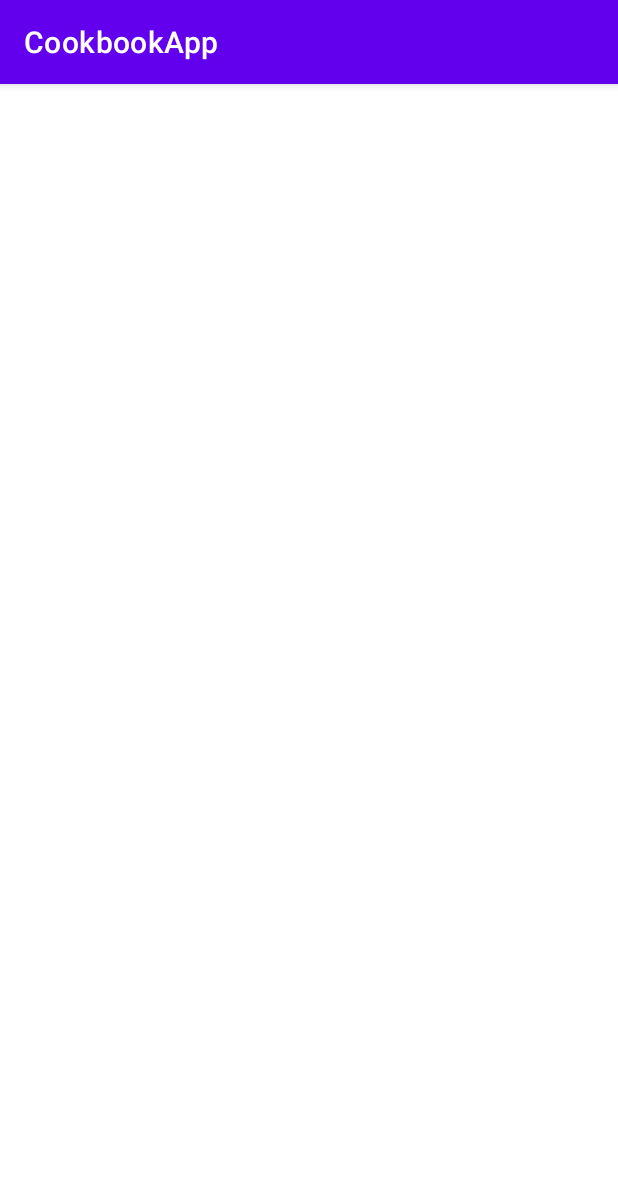
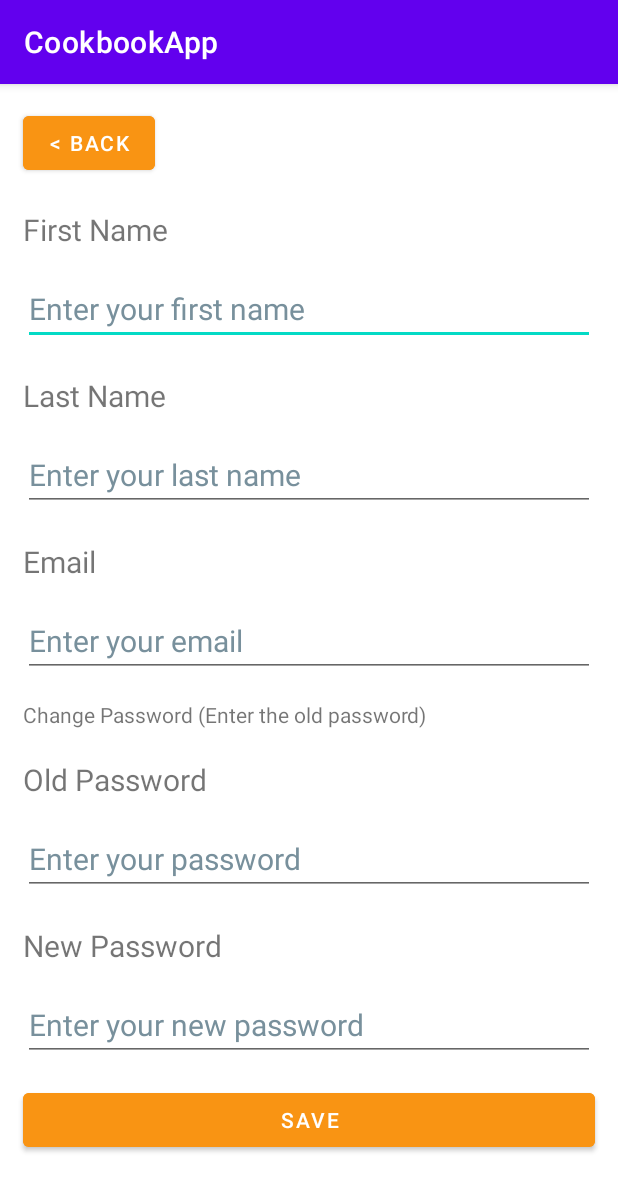
Before and after one commit to CWilliam001/CookbookApp, an Android app: the EditProfile screen opened directly, with no data from a screen before it, on a phone screen of 412 x 824 dp. Shown: the top 1191 px of the screen. Run offline under Robolectric (Android 15) with nearby library versions, the phone set to English and light mode, and no system bars; our stand-ins replace Firebase (no records; nobody signed in at launch, a user with empty details on screens opened directly).

Commit message:
Modify EditProfile.kt

```diff
--- a/app/src/main/AndroidManifest.xml
+++ b/app/src/main/AndroidManifest.xml
@@ -1,7 +1,7 @@
 <?xml version="1.0" encoding="utf-8"?>
 <manifest xmlns:android="http://schemas.android.com/apk/res/android"
     package="com.example.cookbookapp">
-
+    <uses-permission android:name="android.permission.INTERNET"/>
     <application
         android:allowBackup="true"
         android:icon="@mipmap/ic_launcher"
--- a/app/src/main/java/com/example/cookbookapp/account/CreateAccount.kt
+++ b/app/src/main/java/com/example/cookbookapp/account/CreateAccount.kt
@@ -84,8 +84,6 @@ class CreateAccount : AppCompatActivity() {
             val firebaseUser = firebaseAuth.currentUser
             val id = firebaseUser!!.uid
             val email = firebaseUser!!.email.toString()
-
-            val formatter = SimpleDateFormat("yyyy_MM_dd_HH_mm_ss", Locale.getDefault())
             val now = Date()
 
             val user = Users(id, email, firstName, lastName, password, now, "activate")
@@ -101,7 +99,4 @@ class CreateAccount : AppCompatActivity() {
                 Toast.makeText(this, "Sign up failed due to ${e.message}", Toast.LENGTH_SHORT).show()
             }
     }
-
-    private fun insertUser() {
-    }
 }
--- a/app/src/main/java/com/example/cookbookapp/account/EditProfile.kt
+++ b/app/src/main/java/com/example/cookbookapp/account/EditProfile.kt
@@ -1,17 +1,136 @@
 package com.example.cookbookapp.account
 
+import android.content.Context
+import android.content.Intent
 import androidx.appcompat.app.AppCompatActivity
 import android.os.Bundle
+import android.text.TextUtils
+import android.util.Log
+import android.util.Patterns
+import android.widget.Toast
+import com.example.cookbookapp.MainActivity
 import com.example.cookbookapp.R
 import com.example.cookbookapp.databinding.EditProfileBinding
+import com.example.cookbookapp.model.Users
+import com.google.firebase.auth.EmailAuthProvider
+import com.google.firebase.auth.FirebaseAuth
+import com.google.firebase.firestore.FirebaseFirestore
+import com.google.firebase.firestore.auth.User
+import com.google.firebase.ktx.Firebase
+import java.util.*
 
 class EditProfile : AppCompatActivity() {
 
     private lateinit var binding: EditProfileBinding
+    private lateinit var db: FirebaseFirestore
+    private lateinit var firebaseAuth: FirebaseAuth
+
+    private var firstName = ""
+    private var lastName = ""
+    private var email = ""
+    private var oldPassword = ""
+    private var password = ""
+    private var newPassword = ""
+    private var status = ""
+
 
     override fun onCreate(savedInstanceState: Bundle?) {
         super.onCreate(savedInstanceState)
         binding = EditProfileBinding.inflate(layoutInflater)
         setContentView(binding.root)
+
+        val sharedPreferences = getSharedPreferences("sharedUid", Context.MODE_PRIVATE)
+        val sharedUid = sharedPreferences.getString("StringUid", null)
+        db = FirebaseFirestore.getInstance()
+        firebaseAuth  = FirebaseAuth.getInstance()
+
+        var registerDate = Date()
+        var stringDate = ""
+
+        db.collection("User").whereEqualTo("id", sharedUid).get().addOnSuccessListener {
+            for (document in it) {
+                binding.editTextEditAccFirstName.setText(document.get("firstName").toString())
+                binding.editTextEditAccLastName.setText(document.get("lastName").toString())
+                binding.editTextEditAccEmail.setText(document.get("email").toString())
+                oldPassword = document.get("password").toString()
+                status = document.get("status").toString()
+            }
+        }
+
+
+
+        binding.buttonBackToViewProfile.setOnClickListener{
+            startActivity(Intent(this, ViewProfile::class.java))
+            finish()
+        }
+
+        binding.buttonSaveProfileChanges.setOnClickListener{
+            firstName = binding.editTextEditAccFirstName.text.toString().trim()
+            lastName = binding.editTextEditAccLastName.text.toString().trim()
+            email = binding.editTextEditAccEmail.text.toString().trim()
+            password = binding.editTextEditAccOldPassword.text.toString().trim()
+            newPassword = binding.editTextEditAccNewPassword.text.toString().trim()
+
+            if (TextUtils.isEmpty(firstName)) {
+                binding.editTextEditAccFirstName.error = "Please enter your first name"
+            } else if (TextUtils.isEmpty(lastName)) {
+                binding.editTextEditAccLastName.error = "Please enter your last name"
+            } else if (!Patterns.EMAIL_ADDRESS.matcher(email).matches()) {
+                binding.editTextEditAccEmail.error = "Invalid email format"
+            } else {
+                // All data is valid
+                // Check if the old password filed got any changes
+                var passwordChanges = checkPasswordChanges()
+                var pw = if (passwordChanges) password else oldPassword
+                val firebaseUser = firebaseAuth.currentUser
+                if (firebaseUser != null) {
+                    val credential = EmailAuthProvider.getCredential(email, pw)
+
+                    // Change email
+                    firebaseUser.reauthenticate(credential).addOnCompleteListener {
+                        if (it.isSuccessful) {
+                            if (passwordChanges) {
+                                // Change password
+                                firebaseUser!!.updatePassword(newPassword)
+                                    .addOnCompleteListener { task ->
+                                        if (task.isSuccessful) {
+                                            var user = Users(sharedUid.toString(), email, firstName, lastName, pw, registerDate, status)
+                                            db.collection("User").document("$sharedUid").set(user)
+                                            Toast.makeText(this, "User data has been modified", Toast.LENGTH_SHORT).show()
+                                        }
+                                    }
+                            } else {
+                                var user = Users(sharedUid.toString(), email, firstName, lastName, pw, registerDate, status)
+                                db.collection("User").document("$sharedUid").set(user)
+                                Toast.makeText(this, "User data has been modified", Toast.LENGTH_SHORT).show()
+                            }
+                        }
+                    }
+                    startActivity(Intent(this, MainActivity::class.java))
+                    finish()
+                } else {
+                    startActivity(Intent(this, MainActivity::class.java))
+                    finish()
+                }
+            }
+        }
+    }
+
+    private fun checkPasswordChanges() : Boolean {
+        password = binding.editTextEditAccOldPassword.text.toString().trim()
+        if (password == null){
+            // Theres no changes in old password field
+            return false
+        } else {
+            // Theres a changes in old password field
+            if (oldPassword != password) {
+                binding.editTextEditAccOldPassword.error = "The old password is not correct"
+            } else if (TextUtils.isEmpty(newPassword)) {
+                binding.editTextEditAccNewPassword.error = "Please enter new password"
+            } else if (newPassword.length < 8) {
+                binding.editTextEditAccNewPassword.error = "Password length must at least 8 characters long"
+            }
+        }
+        return true
     }
 }
--- a/app/src/main/res/layout/create_account.xml
+++ b/app/src/main/res/layout/create_account.xml
@@ -121,5 +121,4 @@
         </LinearLayout>
     </ScrollView>
 
-
 </LinearLayout>
--- a/app/src/main/res/layout/edit_profile.xml
+++ b/app/src/main/res/layout/edit_profile.xml
@@ -1,9 +1,108 @@
 <?xml version="1.0" encoding="utf-8"?>
-<androidx.constraintlayout.widget.ConstraintLayout xmlns:android="http://schemas.android.com/apk/res/android"
+<LinearLayout xmlns:android="http://schemas.android.com/apk/res/android"
     xmlns:app="http://schemas.android.com/apk/res-auto"
     xmlns:tools="http://schemas.android.com/tools"
     android:layout_width="match_parent"
     android:layout_height="match_parent"
+    android:orientation="vertical"
     tools:context=".account.EditProfile">
 
-</androidx.constraintlayout.widget.ConstraintLayout>
+    <ScrollView
+        android:layout_width="match_parent"
+        android:layout_height="match_parent">
+
+        <LinearLayout
+            android:layout_width="match_parent"
+            android:layout_height="wrap_content"
+            android:orientation="vertical" >
+
+            <Button
+                android:id="@+id/button_back_to_view_profile"
+                style="@style/theme_yellow_back_button"
+                android:layout_width="wrap_content"
+                android:layout_height="wrap_content"
+                android:text="@string/back"
+                tools:ignore="TextContrastCheck"
+                tools:layout_editor_absoluteX="131dp"
+                tools:layout_editor_absoluteY="14dp" />
+
+            <TextView
+                android:id="@+id/edit_first_name"
+                style="@style/textView"
+                android:text="@string/first_name" />
+
+            <EditText
+                android:id="@+id/editText_edit_acc_first_name"
+                style="@style/editText"
+                android:hint="@string/enter_your_first_name"
+                android:inputType="textPersonName"
+                android:autofillHints="" />
+
+            <TextView
+                android:id="@+id/textView_edit_last_name"
+                style="@style/textView"
+                android:text="@string/last_name" />
+
+            <EditText
+                android:id="@+id/editText_edit_acc_last_name"
+                style="@style/editText"
+                android:hint="@string/enter_your_last_name"
+                android:inputType="textPersonName"
+                android:autofillHints="" />
+
+            <TextView
+                android:id="@+id/textView_edit_email"
+                style="@style/textView"
+                android:text="@string/email" />
+
+            <EditText
+                android:id="@+id/editText_edit_acc_email"
+                style="@style/editText"
+                android:hint="@string/enter_your_email"
+                android:inputType="textEmailAddress"
+                android:autofillHints="" />
+
+            <TextView
+                android:id="@+id/textView_edit_password_text"
+                android:layout_width="match_parent"
+                android:layout_height="wrap_content"
+                android:layout_marginLeft="@dimen/textMarginX"
+                android:layout_marginTop="@dimen/textMarginY15"
+                android:layout_marginRight="@dimen/textMarginX"
+                android:text="@string/change_password_enter_the_old_password" />
+
+            <TextView
+                android:id="@+id/textView_old_password"
+                style="@style/textView"
+                android:text="@string/old_password" />
+
+            <EditText
+                android:id="@+id/editText_edit_acc_old_password"
+                style="@style/editText"
+                android:hint="@string/enter_your_password"
+                android:inputType="textPassword"
+                android:importantForAutofill="no" />
+
+            <TextView
+                android:id="@+id/textView_new_password"
+                style="@style/textView"
+                android:text="@string/new_password" />
+
+            <EditText
+                android:id="@+id/editText_edit_acc_new_password"
+                style="@style/editText"
+                android:hint="@string/enter_your_new_password"
+                android:inputType="textPassword"
+                android:importantForAutofill="no" />
+
+            <Button
+                android:id="@+id/button_save_profile_changes"
+                style="@style/theme_yellow_button"
+                android:layout_width="match_parent"
+                android:layout_height="wrap_content"
+                android:text="@string/save"
+                tools:ignore="TextContrastCheck" />
+
+        </LinearLayout>
+    </ScrollView>
+</LinearLayout>
--- a/app/src/main/res/values/strings.xml
+++ b/app/src/main/res/values/strings.xml
@@ -55,5 +55,11 @@
     <string name="enter_your_password_again">Enter your password again</string>
     <string name="re_enter_password">Re-enter Password</string>
     <string name="last_name">Last Name</string>
+    <string name="my_profile">My Profile</string>
+    <string name="enter_your_new_password">Enter your new password</string>
+    <string name="new_password">New Password</string>
+    <string name="old_password">Old Password</string>
+    <string name="save">Save</string>
+    <string name="change_password_enter_the_old_password">Change Password (Enter the old password)</string>
 
 </resources>
```
Also changed, not shown: app/src/main/java/com/example/cookbookapp/Dashboard.kt (+14 -1 lines), app/src/main/java/com/example/cookbookapp/MainActivity.kt (+8 -2 lines), app/src/main/java/com/example/cookbookapp/account/ViewProfile.kt (+43 -7 lines), app/src/main/java/com/example/cookbookapp/recipe/CreateRecipe.kt (+13 -7 lines), app/src/main/res/layout/dashboard.xml (+8 -0 lines). Lines whose indentation alone changed are shown as unchanged.
